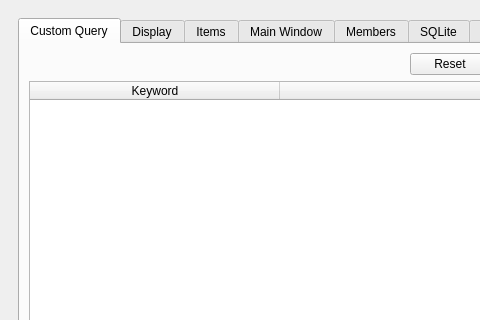
Qt form UI/biblioteq_otheroptions.ui (textbrowser/biblioteq) before a commit; both pictures show x 0 to 480 and y 0 to 320 of the 900 by 800 pixel window.
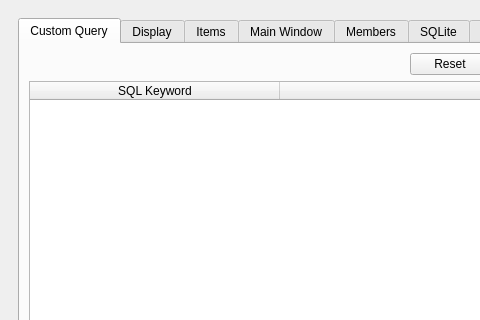
The same form after that commit. Icons and pictures are not drawn. Custom widgets are drawn as their Qt base class.

Commit message: New column title.

What changed in the file:
```diff
--- a/UI/biblioteq_otheroptions.ui
+++ b/UI/biblioteq_otheroptions.ui
@@ -122,7 +122,7 @@
               </attribute>
               <column>
                <property name="text">
-                <string>Keyword</string>
+                <string>SQL Keyword</string>
                </property>
               </column>
               <column>
```
